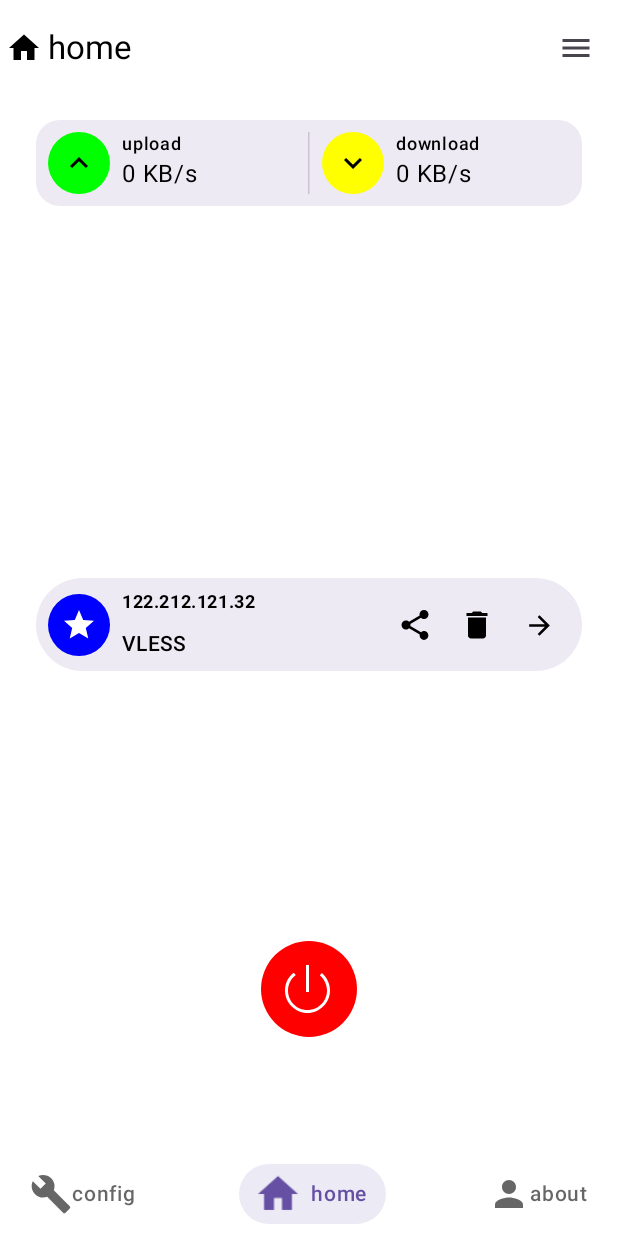
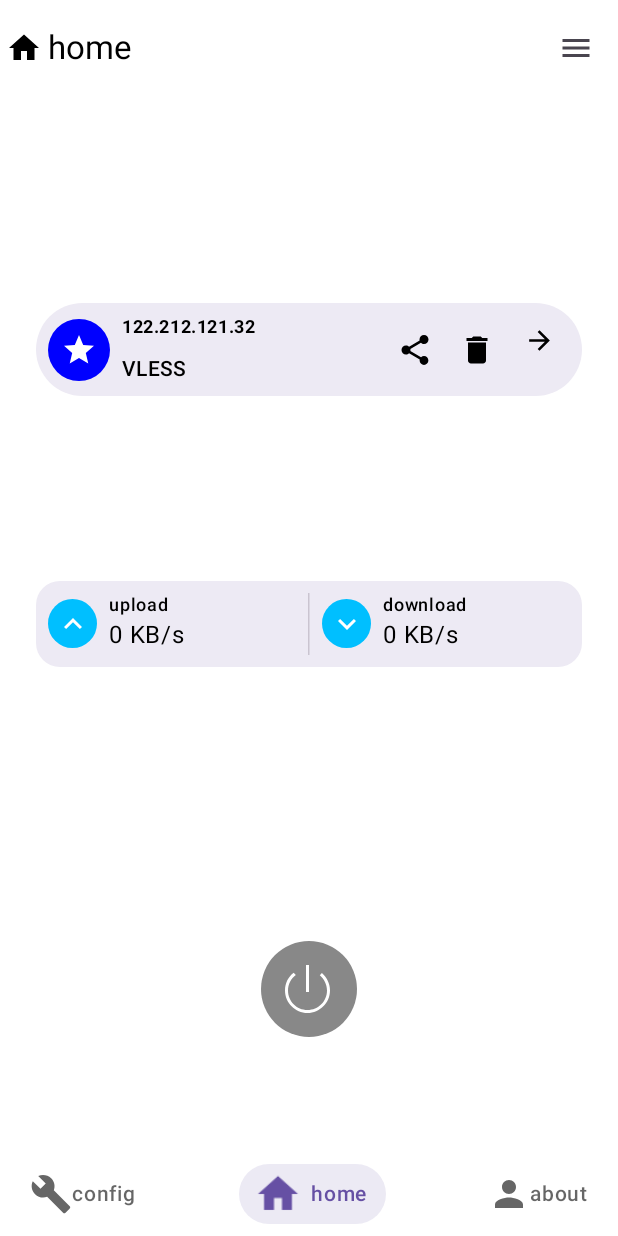
Before and after one commit to Q7DF1/XrayFA, an Android app built with Jetpack Compose: the screen it shows after launch (MainActivity), on a phone screen of 412 x 824 dp. Run offline under Robolectric (Android 15) with nearby library versions, the phone set to English and light mode, and no system bars; our stand-ins replace Room's generated code; 1 statement that could not run was skipped.

Commit message:
complete featrue

```diff
--- /dev/null
+++ b/app/src/main/java/com/android/v2rayForAndroidUI/TrafficDetector.kt
@@ -0,0 +1,8 @@
+package com.android.v2rayForAndroidUI
+
+interface TrafficDetector {
+
+    fun startTrafficDetection()
+
+    fun stopTrafficDetection()
+}
--- a/app/src/main/java/com/android/v2rayForAndroidUI/di/GlobalModule.kt
+++ b/app/src/main/java/com/android/v2rayForAndroidUI/di/GlobalModule.kt
@@ -1,6 +1,9 @@
 package com.android.v2rayForAndroidUI.di
 
 import android.content.Context
+import android.os.Handler
+import android.os.HandlerThread
+import android.os.Message
 import hev.htproxy.di.qualifier.Application
 import hev.htproxy.di.qualifier.Background
 import hev.htproxy.di.qualifier.Main
@@ -50,7 +53,6 @@ abstract class GlobalModule {
      fun providePreferences(context: Context): NetPreferences {
          return NetPreferences(context)
      }
-
  }
 
     @Binds
--- a/app/src/main/java/com/android/v2rayForAndroidUI/ui/component/V2rayFAContainer.kt
+++ b/app/src/main/java/com/android/v2rayForAndroidUI/ui/component/V2rayFAContainer.kt
@@ -13,9 +13,11 @@ import androidx.compose.material.icons.filled.Star
 import androidx.compose.material3.ExperimentalMaterial3Api
 import androidx.compose.material3.Icon
 import androidx.compose.material3.IconButton
+import androidx.compose.material3.MaterialTheme
 import androidx.compose.material3.Scaffold
 import androidx.compose.material3.Text
 import androidx.compose.material3.TopAppBar
+import androidx.compose.material3.TopAppBarDefaults
 import androidx.compose.runtime.Composable
 import androidx.compose.runtime.getValue
 import androidx.compose.runtime.mutableIntStateOf
@@ -75,7 +77,10 @@ fun V2rayFAContainer(
                             contentDescription = ""
                         )
                     }
-                }
+                },
+                colors = TopAppBarDefaults.topAppBarColors(
+                    containerColor = MaterialTheme.colorScheme.surface
+                )
             )
         },
         bottomBar = {
@@ -112,6 +117,7 @@ fun V2rayFAContainer(
                 labelProvider = { item -> item.route },
             )
         },
+        containerColor = MaterialTheme.colorScheme.background,
         modifier = Modifier.windowInsetsPadding(WindowInsets.navigationBars)
     ) { innerPadding->
 
--- a/app/src/main/java/com/android/v2rayForAndroidUI/ui/navigation/Config.kt
+++ b/app/src/main/java/com/android/v2rayForAndroidUI/ui/navigation/Config.kt
@@ -7,6 +7,7 @@ import androidx.compose.animation.fadeIn
 import androidx.compose.animation.fadeOut
 import androidx.compose.animation.scaleIn
 import androidx.compose.animation.scaleOut
+import androidx.compose.foundation.background
 import androidx.compose.foundation.border
 import androidx.compose.foundation.clickable
 import androidx.compose.foundation.layout.Arrangement
@@ -68,6 +69,7 @@ fun ConfigScreen(
     val nodes by xrayViewmodel.getAllNodes().collectAsState(emptyList())
     Box(
         modifier = Modifier.fillMaxSize()
+            .background(MaterialTheme.colorScheme.background)
             .padding(16.dp)
 
     ) {
--- a/app/src/main/java/com/android/v2rayForAndroidUI/ui/navigation/Home.kt
+++ b/app/src/main/java/com/android/v2rayForAndroidUI/ui/navigation/Home.kt
@@ -93,15 +93,16 @@ fun HomeScreen(
 
     Box(
         modifier = Modifier.fillMaxSize()
+            .background(MaterialTheme.colorScheme.background)
             .padding(16.dp)
     ) {
 
-        Dashboard(xrayViewmodel)
-
         NodeCard(
             node = Node(0,Protocol.VLESS,"122.212.121.32",18880),
-            modifier = Modifier.align(Alignment.Center)
+            modifier = Modifier.align(BiasAlignment(0f,-0.6f))
         )
+        Dashboard(xrayViewmodel,modifier = Modifier.align(Alignment.Center))
+
         V2rayStarter(xrayViewmodel,modifier = Modifier.align(BiasAlignment(0f,0.8f)))
     }
 }
@@ -114,7 +115,7 @@ fun V2rayStarter(
     val context = LocalContext.current
     var toggle by remember {mutableStateOf(xrayViewmodel.isV2rayServiceRunning())}
     val color by animateColorAsState(
-        targetValue = if (toggle) Color.Blue else Color.Red,
+        targetValue = if (toggle) Color.Blue else Color.Gray,
         animationSpec = tween(durationMillis = 600, easing = FastOutSlowInEasing),
         label = "iconColorAnim"
     )
@@ -168,7 +169,8 @@ fun V2rayStarter(
             label = "iconSwitchAnim",
         ) { state ->
             Icon(
-                imageVector = if (state) Icons.Filled.Done else ImageVector.vectorResource(R.drawable.ic_power),
+                imageVector = if (state) Icons.Filled.Done
+                else ImageVector.vectorResource(R.drawable.ic_power),
                 contentDescription = "",
                 tint = Color.White,
                 modifier = modifier.size(36.dp)
@@ -181,7 +183,8 @@ fun V2rayStarter(
 @SuppressLint("ConfigurationScreenWidthHeight")
 @Composable
 fun Dashboard(
-    xrayViewmodel: XrayViewmodel
+    xrayViewmodel: XrayViewmodel,
+    modifier: Modifier = Modifier
 ) {
     val configuration = LocalConfiguration.current
     val screenWidth = configuration.screenWidthDp
@@ -191,7 +194,7 @@ fun Dashboard(
         color = MaterialTheme.colorScheme.background,
         tonalElevation = 8.dp,
         shape = RoundedCornerShape(16.dp),
-        modifier = Modifier.padding(horizontal = 8.dp)
+        modifier = modifier.padding(horizontal = 8.dp)
             .fillMaxWidth()
     ) {
         Row(
@@ -202,17 +205,19 @@ fun Dashboard(
         ) {
             //upload
             Row(
-                modifier = Modifier.weight(1f)
+                modifier = Modifier.weight(1f),
+                verticalAlignment = Alignment.CenterVertically
             ){
                 Box(
                     modifier = Modifier
-                        .size((screenWidth*0.1).dp.coerceIn(24.dp,48.dp)) // 整体大小
+                        .size((screenWidth*0.08).dp.coerceIn(24.dp,48.dp)) // 整体大小
                         .clip(CircleShape) // 裁剪成圆形
-                        .background(Color.Green), // 背景色
+                        .background(Color(0xFF00BFFF)), // 背景色
                     contentAlignment = Alignment.Center
                 ) {
                     Icon(imageVector = Icons.Filled.KeyboardArrowUp,
-                        contentDescription = "upload icon"
+                        contentDescription = "upload icon",
+                        tint = Color.White
                     )
                 }
                 Column(
@@ -233,19 +238,21 @@ fun Dashboard(
             //download
             Row(
                 horizontalArrangement = Arrangement.Start,
+                verticalAlignment = Alignment.CenterVertically,
                 modifier = Modifier.weight(1f)
                     .padding(start = 8.dp)
             ) {
                 Box(
                     modifier = Modifier
-                        .size((screenWidth*0.1).dp.coerceIn(24.dp,48.dp)) // 整体大小
+                        .size((screenWidth*0.08).dp.coerceIn(24.dp,48.dp)) // 整体大小
                         .clip(CircleShape) // 裁剪成圆形
-                        .background(Color.Yellow), // 背景色
+                        .background(Color(0xFF00BFFF)), // 背景色
                     contentAlignment = Alignment.Center
                 ) {
                     Icon(
                         imageVector = Icons.Filled.KeyboardArrowDown,
-                        contentDescription = "download icon"
+                        contentDescription = "download icon",
+                        tint = Color.White
                     )
                 }
                 Column(
--- a/app/src/main/java/com/android/v2rayForAndroidUI/viewmodel/XrayViewmodel.kt
+++ b/app/src/main/java/com/android/v2rayForAndroidUI/viewmodel/XrayViewmodel.kt
@@ -1,9 +1,18 @@
 package com.android.v2rayForAndroidUI.viewmodel
 
+import android.annotation.SuppressLint
 import android.content.ClipboardManager
+import android.content.ComponentName
 import android.content.Context
+import android.content.Context.BIND_AUTO_CREATE
 import android.content.Intent
+import android.content.ServiceConnection
 import android.net.VpnService
+import android.os.Handler
+import android.os.HandlerThread
+import android.os.IBinder
+import android.os.Looper
+import android.os.Message
 import android.util.Log
 import androidx.activity.result.ActivityResultLauncher
 import androidx.lifecycle.ViewModel
@@ -37,6 +46,7 @@ import kotlinx.coroutines.flow.stateIn
 import kotlinx.coroutines.launch
 import kotlinx.coroutines.withContext
 import java.lang.ref.WeakReference
+import java.util.concurrent.Executor
 
 class XrayViewmodel(
     private val linkRepository: LinkRepository
@@ -44,6 +54,8 @@ class XrayViewmodel(
 
     companion object {
         const val TAG = "XrayViewmodel"
+
+        const val MSG_TRAFFIC_DETECTION = 1
     }
 
     @OptIn(ExperimentalCoroutinesApi::class)
@@ -54,7 +66,21 @@ class XrayViewmodel(
     val upSpeed: StateFlow<Long> = _upSpeed.asStateFlow()
     val _downSpeed = MutableStateFlow(0L)
     val downSpeed: StateFlow<Long> = _downSpeed.asStateFlow()
-
+    val handlerThread = HandlerThread("XrayViewmodel").apply {
+        start()
+    }
+    val H =object: Handler(handlerThread.looper) {
+        override fun handleMessage(msg: Message) {
+            when(msg.what) {
+                MSG_TRAFFIC_DETECTION -> {
+                    _upSpeed.value = msg.arg1.toLong()
+                    _downSpeed.value = msg.arg2.toLong()
+                }
+                else -> throw RuntimeException("Unknown message type: ${msg.what}")
+            }
+            super.handleMessage(msg)
+        }
+    }
     init {
         viewModelScope.launch {
             val links = linkRepository.allLinks.first() // 获取原始链接，不执行解析
@@ -69,6 +95,21 @@ class XrayViewmodel(
                 _nodes.value = parsedNodes.toList() // 每条解析完就更新
             }
         }
+    }
+
+
+    val serviceConnection = object: ServiceConnection {
+        override fun onServiceConnected(
+            name: ComponentName?,
+            service: IBinder?
+        ) {
+            val binder = (service as V2rayBaseService.LocalBinder).getService()
+            binder.H = H
+        }
+
+        override fun onServiceDisconnected(name: ComponentName?) {
+        }
+
     }
 
 
@@ -103,7 +144,12 @@ class XrayViewmodel(
             action = "connect"
         }
         context.startForegroundService(intent)
-        startTrafficDetection()
+        Log.i(TAG, "startV2rayService: bind")
+        context.bindService(
+            Intent(context, V2rayBaseService::class.java),
+            serviceConnection,
+            BIND_AUTO_CREATE
+        )
     }
 
     fun startTrafficDetection() {
@@ -111,19 +157,7 @@ class XrayViewmodel(
             while (!isV2rayServiceRunning()) {
                delay(2000)
             }
-            val client = XrayStatsClient()
-            client.connect()
-            var lastUp = 0L
-            var lastDown = 0L
-            while (XrayStatsClient.isConnect) {
-                val (uplink, downlink) = client.getTraffic("proxy")
-                _upSpeed.value = (uplink - lastUp) / 1024
-                _downSpeed.value = (downlink - lastDown) / 1024
-                lastUp = uplink
-                lastDown = downlink
-                delay(1000)
 
-            }
         }
     }
 
@@ -134,12 +168,13 @@ class XrayViewmodel(
 
     fun stopV2rayService(context: Context) {
 
-        stopTrafficDetection()
-
         val intent = Intent(context, V2rayBaseService::class.java).apply {
             action = "disconnect"
         }
+        Log.i(TAG, "stopV2rayService: unbind")
+        context.unbindService(serviceConnection)
         context.startService(intent)
+
     }
 
 
```
Also changed, not shown: app/src/main/java/com/android/v2rayForAndroidUI/V2rayBaseService.kt (+68 -4 lines), app/src/main/java/com/android/v2rayForAndroidUI/V2rayCoreManager.kt (+15 -101 lines).
